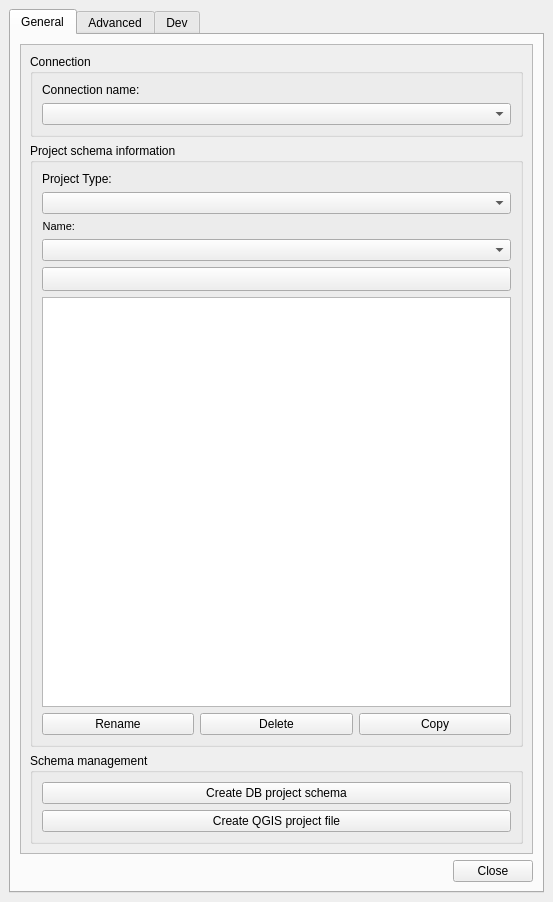
Old version of the form core/ui/admin/admin.ui in the repository Giswater/giswater_qgis_plugin.
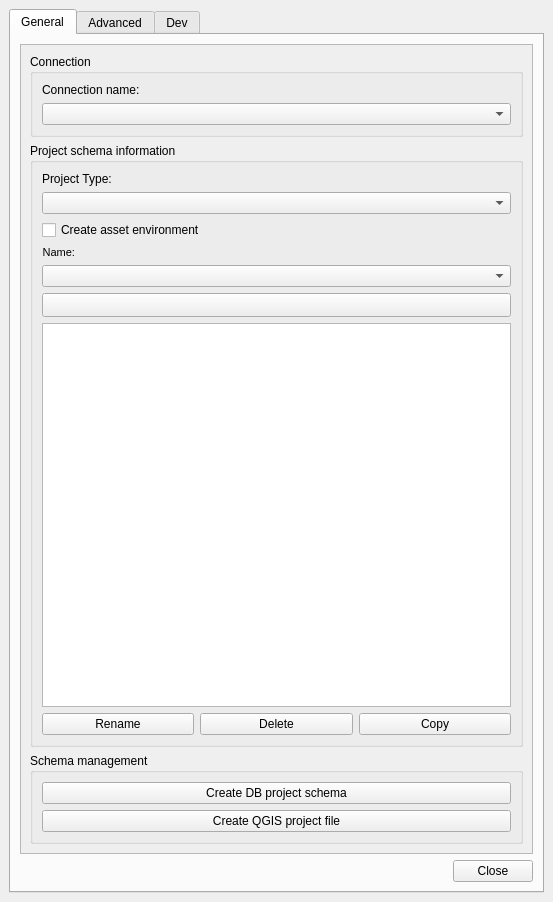
New version of the form.

Patch:
```diff
--- a/core/ui/admin/admin.ui
+++ b/core/ui/admin/admin.ui
@@ -109,118 +109,6 @@
                <string>Project schema information</string>
               </property>
               <layout class="QGridLayout" name="gridLayout_7">
-               <item row="2" column="1">
-                <widget class="QLabel" name="lbl_name">
-                 <property name="sizePolicy">
-                  <sizepolicy hsizetype="Maximum" vsizetype="Preferred">
-                   <horstretch>0</horstretch>
-                   <verstretch>0</verstretch>
-                  </sizepolicy>
-                 </property>
-                 <property name="font">
-                  <font>
-                   <pointsize>8</pointsize>
-                  </font>
-                 </property>
-                 <property name="frameShape">
-                  <enum>QFrame::NoFrame</enum>
-                 </property>
-                 <property name="frameShadow">
-                  <enum>QFrame::Raised</enum>
-                 </property>
-                 <property name="text">
-                  <string>Name:</string>
-                 </property>
-                 <property name="alignment">
-                  <set>Qt::AlignRight|Qt::AlignTrailing|Qt::AlignVCenter</set>
-                 </property>
-                 <property name="margin">
-                  <number>3</number>
-                 </property>
-                </widget>
-               </item>
-               <item row="7" column="1" colspan="3">
-                <widget class="QTextEdit" name="software_version_info">
-                 <property name="enabled">
-                  <bool>true</bool>
-                 </property>
-                 <property name="readOnly">
-                  <bool>true</bool>
-                 </property>
-                </widget>
-               </item>
-               <item row="8" column="1" colspan="3">
-                <layout class="QGridLayout" name="gridLayout_6">
-                 <item row="2" column="1">
-                  <widget class="QPushButton" name="btn_delete">
-                   <property name="sizePolicy">
-                    <sizepolicy hsizetype="Preferred" vsizetype="Fixed">
-                     <horstretch>0</horstretch>
-                     <verstretch>0</verstretch>
-                    </sizepolicy>
-                   </property>
-                   <property name="text">
-                    <string>Delete</string>
-                   </property>
-                  </widget>
-                 </item>
-                 <item row="2" column="2">
-                  <widget class="QPushButton" name="btn_copy">
-                   <property name="sizePolicy">
-                    <sizepolicy hsizetype="Minimum" vsizetype="Fixed">
-                     <horstretch>0</horstretch>
-                     <verstretch>0</verstretch>
-                    </sizepolicy>
-                   </property>
-                   <property name="text">
-                    <string>Copy</string>
-                   </property>
-                  </widget>
-                 </item>
-                 <item row="2" column="0">
-                  <widget class="QPushButton" name="btn_schema_rename">
-                   <property name="sizePolicy">
-                    <sizepolicy hsizetype="Preferred" vsizetype="Fixed">
-                     <horstretch>0</horstretch>
-                     <verstretch>0</verstretch>
-                    </sizepolicy>
-                   </property>
-                   <property name="text">
-                    <string>Rename</string>
-                   </property>
-                  </widget>
-                 </item>
-                </layout>
-               </item>
-               <item row="3" column="1" colspan="3">
-                <widget class="QComboBox" name="project_schema_name">
-                 <property name="enabled">
-                  <bool>true</bool>
-                 </property>
-                 <property name="sizePolicy">
-                  <sizepolicy hsizetype="Preferred" vsizetype="Fixed">
-                   <horstretch>0</horstretch>
-                   <verstretch>0</verstretch>
-                  </sizepolicy>
-                 </property>
-                 <property name="frame">
-                  <bool>true</bool>
-                 </property>
-                </widget>
-               </item>
-               <item row="0" column="1">
-                <widget class="QLabel" name="lbl_project_type">
-                 <property name="layoutDirection">
-                  <enum>Qt::LeftToRight</enum>
-                 </property>
-                 <property name="text">
-                  <string>Project Type:       </string>
-                 </property>
-                 <property name="alignment">
-                  <set>Qt::AlignLeading|Qt::AlignLeft|Qt::AlignVCenter</set>
-                 </property>
-                </widget>
-               </item>
                <item row="1" column="1" colspan="3">
                 <widget class="QComboBox" name="cmb_project_type">
                  <property name="sizePolicy">
@@ -231,7 +119,7 @@
                  </property>
                 </widget>
                </item>
-               <item row="6" column="1" colspan="3">
+               <item row="7" column="1" colspan="3">
                 <widget class="QPushButton" name="btn_info">
                  <property name="enabled">
                   <bool>true</bool>
@@ -274,6 +162,125 @@
                  </property>
                 </widget>
                </item>
+               <item row="0" column="1">
+                <widget class="QLabel" name="lbl_project_type">
+                 <property name="layoutDirection">
+                  <enum>Qt::LeftToRight</enum>
+                 </property>
+                 <property name="text">
+                  <string>Project Type:       </string>
+                 </property>
+                 <property name="alignment">
+                  <set>Qt::AlignLeading|Qt::AlignLeft|Qt::AlignVCenter</set>
+                 </property>
+                </widget>
+               </item>
+               <item row="8" column="1" colspan="3">
+                <widget class="QTextEdit" name="software_version_info">
+                 <property name="enabled">
+                  <bool>true</bool>
+                 </property>
+                 <property name="readOnly">
+                  <bool>true</bool>
+                 </property>
+                </widget>
+               </item>
+               <item row="4" column="1" colspan="3">
+                <widget class="QComboBox" name="project_schema_name">
+                 <property name="enabled">
+                  <bool>true</bool>
+                 </property>
+                 <property name="sizePolicy">
+                  <sizepolicy hsizetype="Preferred" vsizetype="Fixed">
+                   <horstretch>0</horstretch>
+                   <verstretch>0</verstretch>
+                  </sizepolicy>
+                 </property>
+                 <property name="frame">
+                  <bool>true</bool>
+                 </property>
+                </widget>
+               </item>
+               <item row="9" column="1" colspan="3">
+                <layout class="QGridLayout" name="gridLayout_6">
+                 <item row="2" column="1">
+                  <widget class="QPushButton" name="btn_delete">
+                   <property name="sizePolicy">
+                    <sizepolicy hsizetype="Preferred" vsizetype="Fixed">
+                     <horstretch>0</horstretch>
+                     <verstretch>0</verstretch>
+                    </sizepolicy>
+                   </property>
+                   <property name="text">
+                    <string>Delete</string>
+                   </property>
+                  </widget>
+                 </item>
+                 <item row="2" column="2">
+                  <widget class="QPushButton" name="btn_copy">
+                   <property name="sizePolicy">
+                    <sizepolicy hsizetype="Minimum" vsizetype="Fixed">
+                     <horstretch>0</horstretch>
+                     <verstretch>0</verstretch>
+                    </sizepolicy>
+                   </property>
+                   <property name="text">
+                    <string>Copy</string>
+                   </property>
+                  </widget>
+                 </item>
+                 <item row="2" column="0">
+                  <widget class="QPushButton" name="btn_schema_rename">
+                   <property name="sizePolicy">
+                    <sizepolicy hsizetype="Preferred" vsizetype="Fixed">
+                     <horstretch>0</horstretch>
+                     <verstretch>0</verstretch>
+                    </sizepolicy>
+                   </property>
+                   <property name="text">
+                    <string>Rename</string>
+                   </property>
+                  </widget>
+                 </item>
+                </layout>
+               </item>
+               <item row="3" column="1">
+                <widget class="QLabel" name="lbl_name">
+                 <property name="sizePolicy">
+                  <sizepolicy hsizetype="Maximum" vsizetype="Preferred">
+                   <horstretch>0</horstretch>
+                   <verstretch>0</verstretch>
+                  </sizepolicy>
+                 </property>
+                 <property name="font">
+                  <font>
+                   <pointsize>8</pointsize>
+                  </font>
+                 </property>
+                 <property name="frameShape">
+                  <enum>QFrame::NoFrame</enum>
+                 </property>
+                 <property name="frameShadow">
+                  <enum>QFrame::Raised</enum>
+                 </property>
+                 <property name="text">
+                  <string>Name:</string>
+                 </property>
+                 <property name="alignment">
+                  <set>Qt::AlignRight|Qt::AlignTrailing|Qt::AlignVCenter</set>
+                 </property>
+                 <property name="margin">
+                  <number>3</number>
+                 </property>
+                </widget>
+               </item>
+               <item row="2" column="1">
+                <widget class="QCheckBox" name="chk_create_asset_environment">
+                 <property name="text">
+                  <string>Create asset environment</string>
+                 </property>
+                </widget>
+               </item>
               </layout>
              </widget>
             </item>
```
